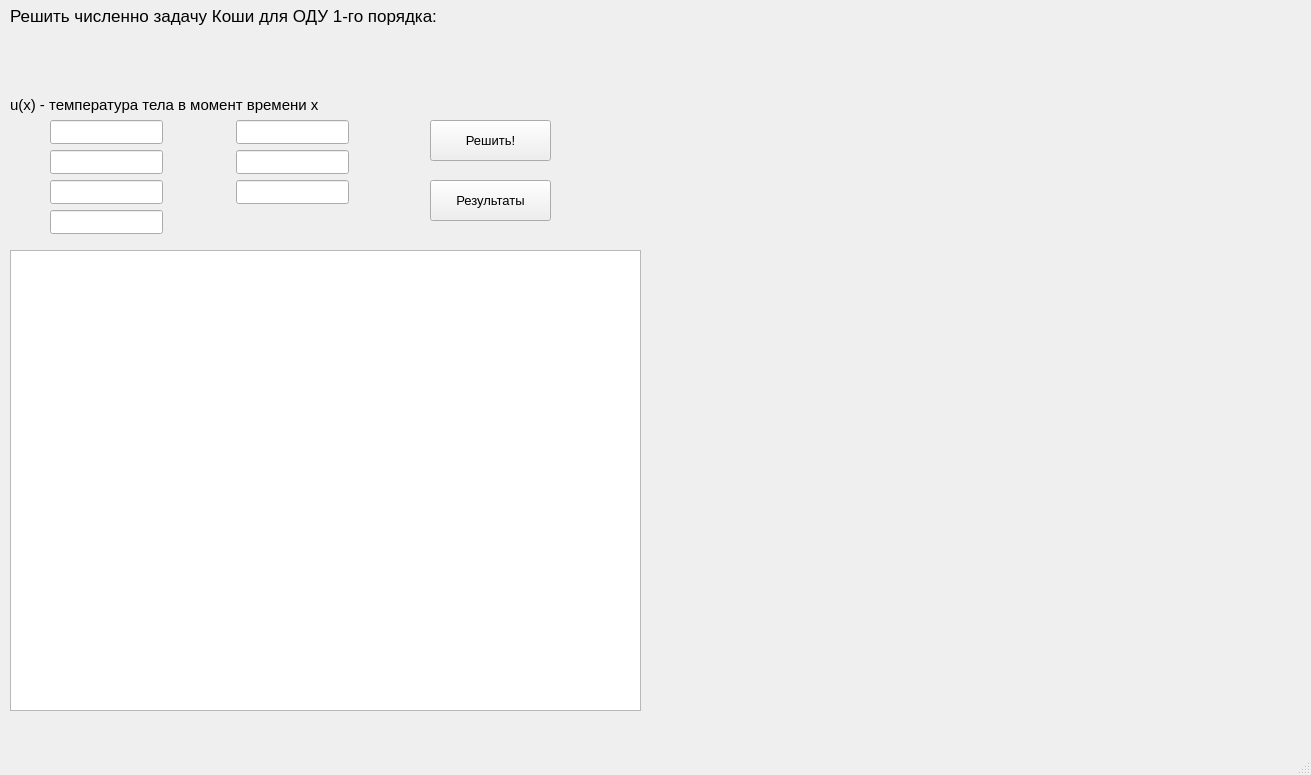
This is Number9DzChM/mainwindow.ui in MaximMedvedev879/Num9Dz as Qt 5 draws it before an edit. The edited form follows.
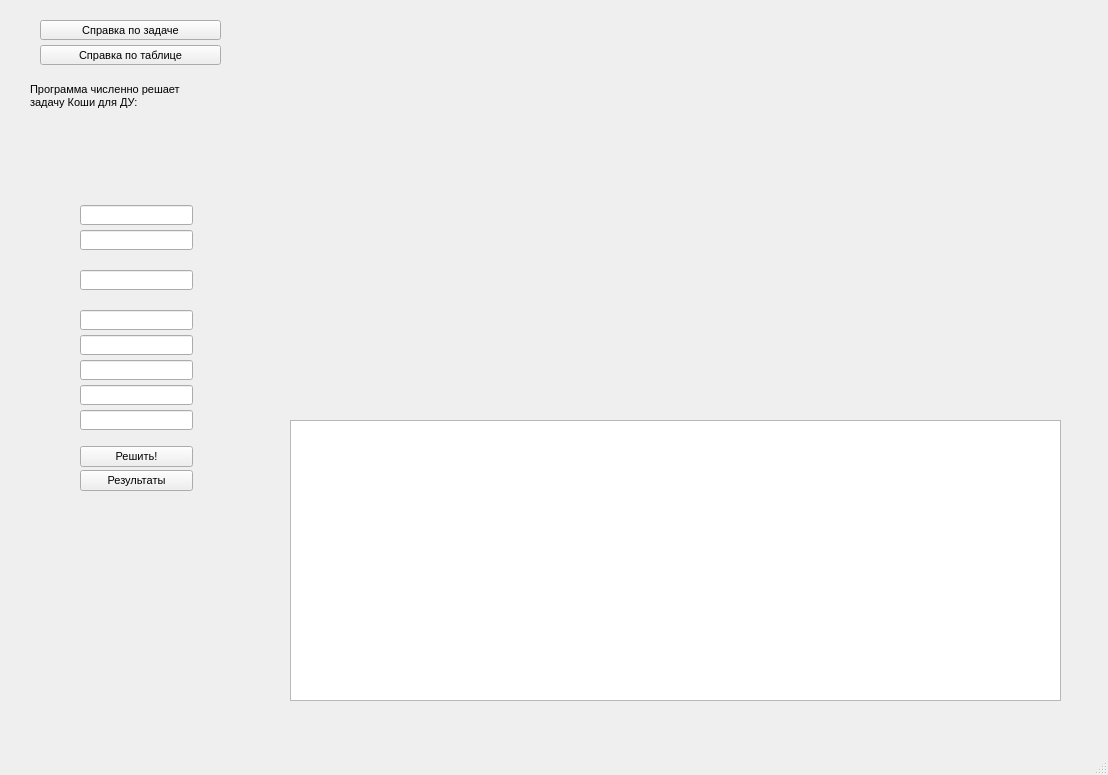
This is the edited form. Icons and pictures are not drawn. Custom widgets are drawn as their Qt base class.

Patch:
```diff
--- a/Number9DzChM/mainwindow.ui
+++ b/Number9DzChM/mainwindow.ui
@@ -6,7 +6,7 @@
    <rect>
     <x>0</x>
     <y>0</y>
-    <width>1311</width>
+    <width>1108</width>
     <height>775</height>
    </rect>
   </property>
@@ -22,27 +22,28 @@
    <widget class="QLabel" name="label">
     <property name="geometry">
      <rect>
-      <x>10</x>
-      <y>0</y>
-      <width>451</width>
-      <height>31</height>
+      <x>30</x>
+      <y>75</y>
+      <width>201</width>
+      <height>41</height>
      </rect>
     </property>
     <property name="font">
      <font>
-      <pointsize>13</pointsize>
+      <pointsize>8</pointsize>
      </font>
     </property>
     <property name="text">
-     <string>Решить численно задачу Коши для ОДУ 1-го порядка:</string>
+     <string>Программа численно решает
+задачу Коши для ДУ:</string>
     </property>
    </widget>
    <widget class="QLabel" name="label_2">
     <property name="geometry">
      <rect>
-      <x>0</x>
-      <y>27</y>
-      <width>251</width>
+      <x>20</x>
+      <y>115</y>
+      <width>211</width>
       <height>81</height>
      </rect>
     </property>
@@ -56,32 +57,11 @@
      <bool>true</bool>
     </property>
    </widget>
-   <widget class="QLabel" name="label_4">
-    <property name="geometry">
-     <rect>
-      <x>10</x>
-      <y>90</y>
-      <width>361</width>
-      <height>29</height>
-     </rect>
-    </property>
-    <property name="font">
-     <font>
-      <pointsize>11</pointsize>
-     </font>
-    </property>
-    <property name="text">
-     <string>u(x) - температура тела в момент времени x</string>
-    </property>
-    <property name="scaledContents">
-     <bool>true</bool>
-    </property>
-   </widget>
    <widget class="QLabel" name="label_u0">
     <property name="geometry">
      <rect>
-      <x>12</x>
-      <y>156</y>
+      <x>46</x>
+      <y>271</y>
       <width>28</width>
       <height>21</height>
      </rect>
@@ -99,8 +79,8 @@
    <widget class="QLabel" name="label_h">
     <property name="geometry">
      <rect>
-      <x>19</x>
-      <y>180</y>
+      <x>53</x>
+      <y>355</y>
       <width>22</width>
       <height>25</height>
      </rect>
@@ -118,28 +98,28 @@
    <widget class="QLineEdit" name="lineEdit_u0">
     <property name="geometry">
      <rect>
-      <x>50</x>
-      <y>150</y>
+      <x>80</x>
+      <y>270</y>
       <width>113</width>
-      <height>24</height>
+      <height>20</height>
      </rect>
     </property>
    </widget>
    <widget class="QLineEdit" name="lineEdit_h">
     <property name="geometry">
      <rect>
-      <x>50</x>
-      <y>180</y>
+      <x>80</x>
+      <y>360</y>
       <width>113</width>
-      <height>24</height>
+      <height>20</height>
      </rect>
     </property>
    </widget>
    <widget class="QLabel" name="label_E_x">
     <property name="geometry">
      <rect>
-      <x>199</x>
-      <y>155</y>
+      <x>45</x>
+      <y>336</y>
       <width>31</width>
       <height>21</height>
      </rect>
@@ -157,9 +137,9 @@
    <widget class="QLabel" name="label_x_max">
     <property name="geometry">
      <rect>
-      <x>170</x>
-      <y>125</y>
-      <width>61</width>
+      <x>26</x>
+      <y>310</y>
+      <width>51</width>
       <height>21</height>
      </rect>
     </property>
@@ -176,39 +156,39 @@
    <widget class="QTableView" name="Table">
     <property name="geometry">
      <rect>
-      <x>10</x>
-      <y>250</y>
-      <width>631</width>
-      <height>461</height>
+      <x>290</x>
+      <y>420</y>
+      <width>771</width>
+      <height>281</height>
      </rect>
     </property>
    </widget>
    <widget class="QLineEdit" name="lineEdit_x_max">
     <property name="geometry">
      <rect>
-      <x>236</x>
-      <y>120</y>
+      <x>80</x>
+      <y>310</y>
       <width>113</width>
-      <height>24</height>
+      <height>20</height>
      </rect>
     </property>
    </widget>
    <widget class="QLineEdit" name="lineEdit_E_x">
     <property name="geometry">
      <rect>
-      <x>236</x>
-      <y>150</y>
+      <x>80</x>
+      <y>335</y>
       <width>113</width>
-      <height>24</height>
+      <height>20</height>
      </rect>
     </property>
    </widget>
    <widget class="QLabel" name="label_E_nu">
     <property name="geometry">
      <rect>
-      <x>10</x>
-      <y>210</y>
-      <width>31</width>
+      <x>47</x>
+      <y>385</y>
+      <width>27</width>
       <height>21</height>
      </rect>
     </property>
@@ -225,19 +205,19 @@
    <widget class="QLineEdit" name="lineEdit_E_nu">
     <property name="geometry">
      <rect>
-      <x>50</x>
-      <y>210</y>
+      <x>80</x>
+      <y>385</y>
       <width>113</width>
-      <height>24</height>
+      <height>20</height>
      </rect>
     </property>
    </widget>
    <widget class="QLabel" name="label_a">
     <property name="geometry">
      <rect>
-      <x>16</x>
-      <y>122</y>
-      <width>28</width>
+      <x>50</x>
+      <y>207</y>
+      <width>25</width>
       <height>21</height>
      </rect>
     </property>
@@ -254,19 +234,19 @@
    <widget class="QLineEdit" name="lineEdit_a">
     <property name="geometry">
      <rect>
-      <x>50</x>
-      <y>120</y>
+      <x>80</x>
+      <y>205</y>
       <width>113</width>
-      <height>24</height>
+      <height>20</height>
      </rect>
     </property>
    </widget>
    <widget class="QLabel" name="label_teta">
     <property name="geometry">
      <rect>
-      <x>200</x>
-      <y>181</y>
-      <width>31</width>
+      <x>51</x>
+      <y>228</y>
+      <width>22</width>
       <height>21</height>
      </rect>
     </property>
@@ -283,22 +263,27 @@
    <widget class="QLineEdit" name="lineEdit_teta">
     <property name="geometry">
      <rect>
-      <x>236</x>
-      <y>180</y>
+      <x>80</x>
+      <y>230</y>
       <width>113</width>
-      <height>24</height>
+      <height>20</height>
      </rect>
     </property>
    </widget>
    <widget class="QPushButton" name="pushButton">
     <property name="geometry">
      <rect>
-      <x>430</x>
-      <y>120</y>
-      <width>121</width>
-      <height>41</height>
+      <x>80</x>
+      <y>446</y>
+      <width>113</width>
+      <height>21</height>
      </rect>
     </property>
+    <property name="font">
+     <font>
+      <pointsize>8</pointsize>
+     </font>
+    </property>
     <property name="text">
      <string>Решить!</string>
     </property>
@@ -306,12 +291,17 @@
    <widget class="QPushButton" name="pushButton_2">
     <property name="geometry">
      <rect>
-      <x>430</x>
-      <y>180</y>
-      <width>121</width>
-      <height>41</height>
+      <x>80</x>
+      <y>470</y>
+      <width>113</width>
+      <height>21</height>
      </rect>
     </property>
+    <property name="font">
+     <font>
+      <pointsize>8</pointsize>
+     </font>
+    </property>
     <property name="text">
      <string>Результаты</string>
     </property>
@@ -319,13 +309,78 @@
    <widget class="QCustomPlot" name="mainPlot" native="true">
     <property name="geometry">
      <rect>
-      <x>650</x>
-      <y>10</y>
-      <width>651</width>
-      <height>701</height>
+      <x>290</x>
+      <y>30</y>
+      <width>771</width>
+      <height>371</height>
      </rect>
     </property>
    </widget>
+   <widget class="QPushButton" name="infoButton">
+    <property name="geometry">
+     <rect>
+      <x>40</x>
+      <y>20</y>
+      <width>181</width>
+      <height>20</height>
+     </rect>
+    </property>
+    <property name="font">
+     <font>
+      <pointsize>8</pointsize>
+     </font>
+    </property>
+    <property name="text">
+     <string>Справка по задаче</string>
+    </property>
+   </widget>
+   <widget class="QPushButton" name="tableButton">
+    <property name="geometry">
+     <rect>
+      <x>40</x>
+      <y>45</y>
+      <width>181</width>
+      <height>20</height>
+     </rect>
+    </property>
+    <property name="font">
+     <font>
+      <pointsize>8</pointsize>
+     </font>
+    </property>
+    <property name="text">
+     <string>Справка по таблице</string>
+    </property>
+   </widget>
+   <widget class="QLineEdit" name="lineEdit_N_max">
+    <property name="geometry">
+     <rect>
+      <x>80</x>
+      <y>410</y>
+      <width>113</width>
+      <height>20</height>
+     </rect>
+    </property>
+   </widget>
+   <widget class="QLabel" name="label_3">
+    <property name="geometry">
+     <rect>
+      <x>25</x>
+      <y>407</y>
+      <width>50</width>
+      <height>23</height>
+     </rect>
+    </property>
+    <property name="text">
+     <string/>
+    </property>
+    <property name="pixmap">
+     <pixmap resource="Resources.qrc">:/Resources/Nmax.png</pixmap>
+    </property>
+    <property name="scaledContents">
+     <bool>true</bool>
+    </property>
+   </widget>
   </widget>
   <widget class="QMenuBar" name="menubar">
    <property name="geometry">
```
Left out of the diff: 6 changed lines with no effect on the pictures.
